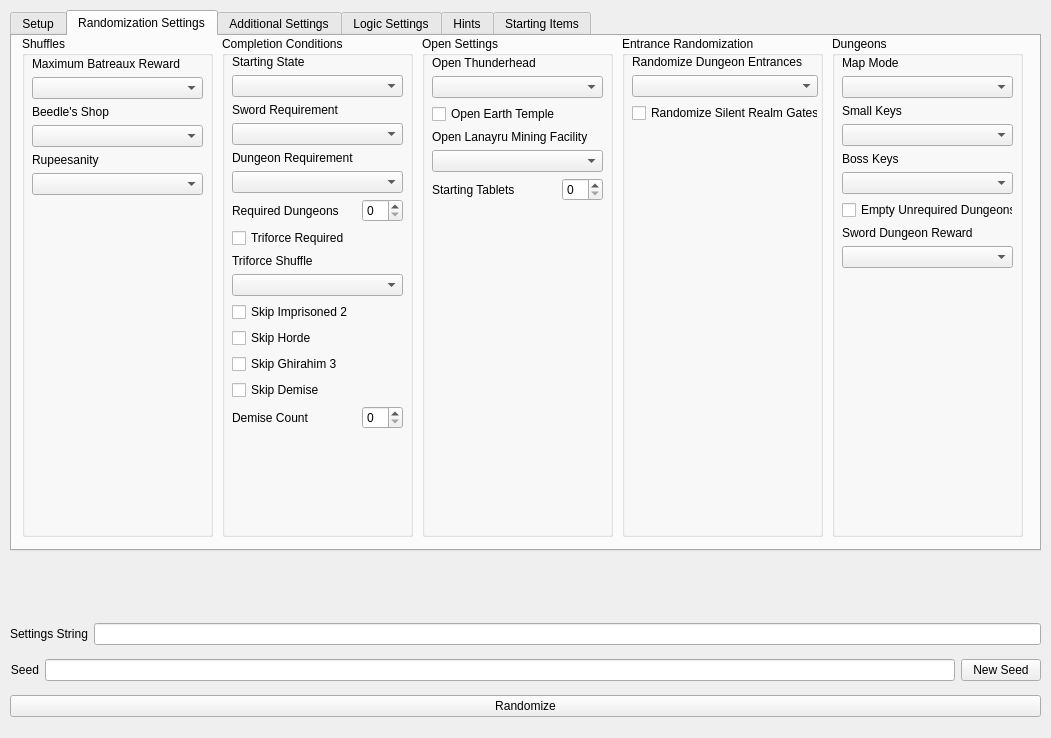
ssrando/ssrando, file gui/randogui.ui: the form before one commit.
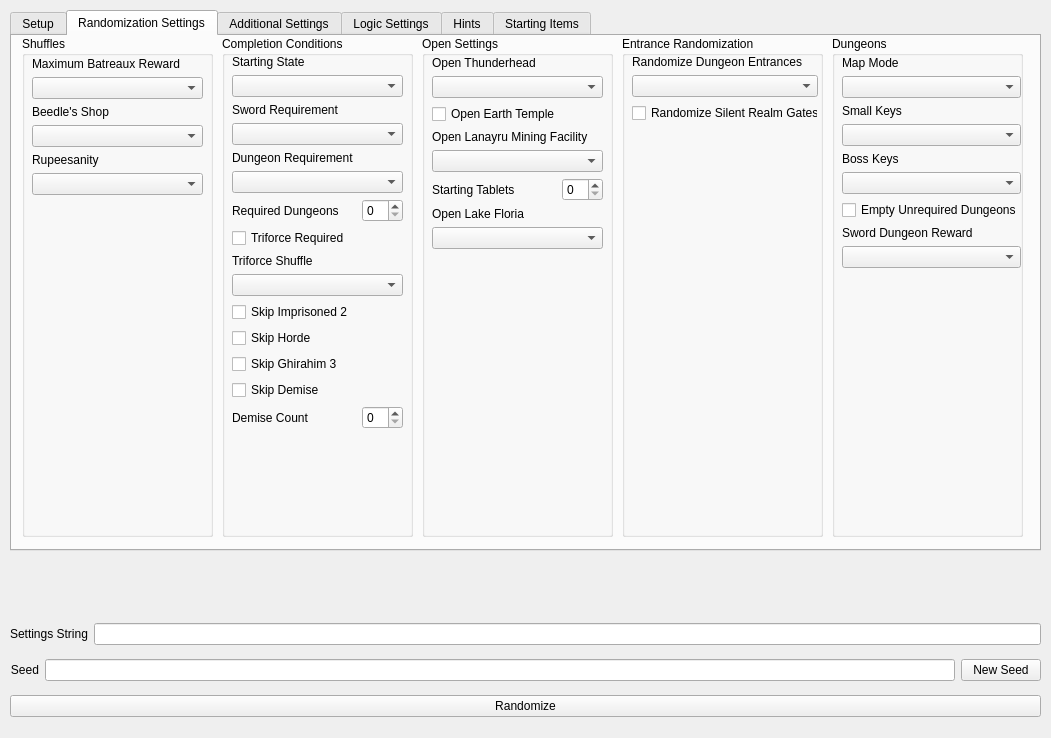
The form after the commit.

Commit message: Add ui option for open lake floria

```diff
--- a/gui/randogui.ui
+++ b/gui/randogui.ui
@@ -647,7 +647,7 @@
         <rect>
          <x>10</x>
          <y>20</y>
-         <width>171</width>
+         <width>179</width>
          <height>471</height>
         </rect>
        </property>
@@ -809,6 +809,16 @@
           </item>
          </layout>
         </item>
+        <item>
+         <widget class="QLabel" name="label_for_option_open_lake_floria">
+          <property name="text">
+           <string>Open Lake Floria</string>
+          </property>
+         </widget>
+        </item>
+        <item>
+         <widget class="QComboBox" name="option_open_lake_floria"/>
+        </item>
         <item>
          <spacer name="vspace_open">
           <property name="orientation">
```
Left out of the diff: 6 changed lines with no effect on the pictures. The commit also changes 3 other files.
